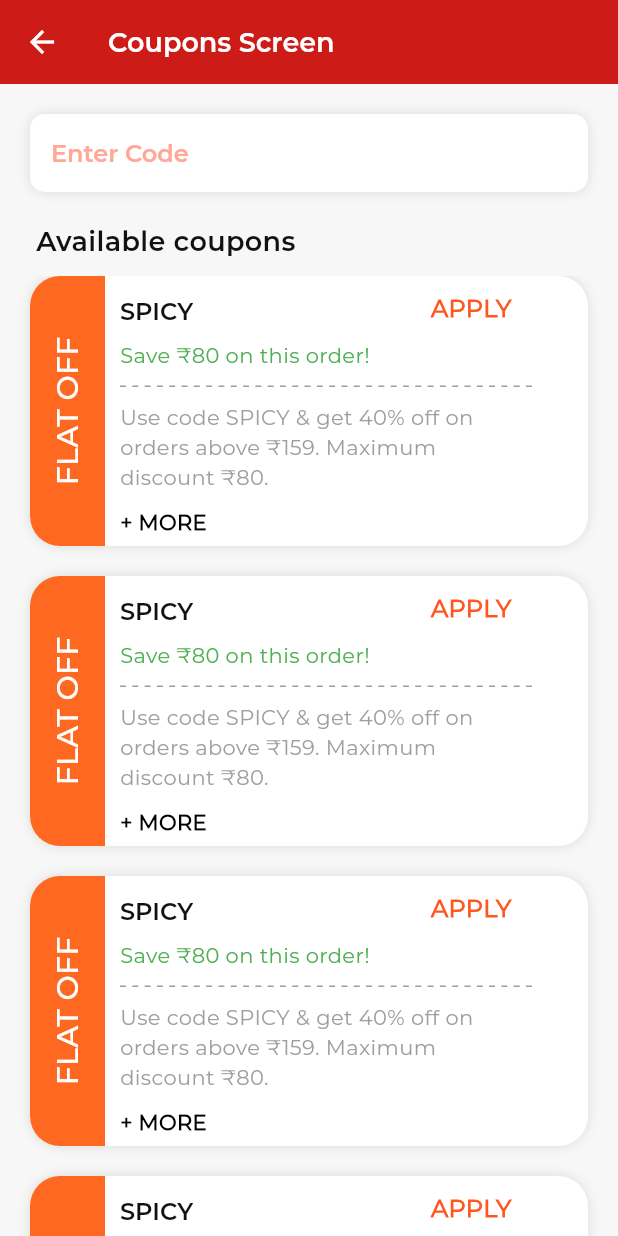
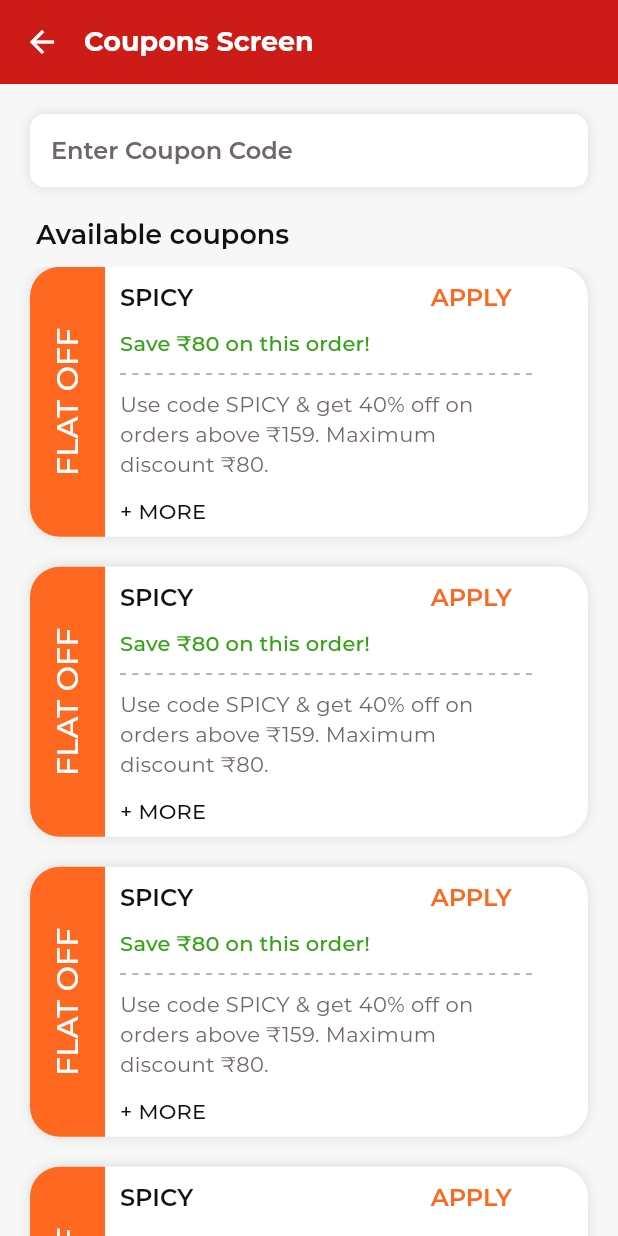
Before and after one commit to tulasireddytulasi/SpicyPickles, a Flutter app: the CouponsScreen screen opened directly, on a phone screen of 412 x 824 dp. Run offline on Flutter 3.47's test engine with Material 3 defaults, Android fonts, the phone set to English and light mode, and no system bars; our stand-ins replace flutter_svg, infinite_scroll_pagination.

Commit message:
Reused textstyle in Coupons screen UI

```diff
--- a/lib/core/theme/light_theme.dart
+++ b/lib/core/theme/light_theme.dart
@@ -27,7 +27,7 @@ class LightTheme implements AppTheme {
           secondaryContainer: AppColors.softOrange,
           surface: AppColors.lightGrey,
           background: AppColors.white,
-          error: AppColors.vibrantRed,
+          error: AppColors.vividOrange,
           onPrimary: AppColors.white,
           onSecondary: AppColors.grey,
           onSurface: AppColors.darkGrey,
@@ -36,8 +36,14 @@ class LightTheme implements AppTheme {
           brightness: Brightness.light,
         ),
         appBarTheme: const AppBarTheme(
+          titleSpacing: 0,
           backgroundColor: AppColors.vibrantRed,
           foregroundColor: AppColors.white,
+          titleTextStyle: TextStyle(
+            fontSize: 18,
+            fontFamily: 'MontserratBold',
+            color: AppColors.white,
+          ),
           iconTheme: IconThemeData(color: AppColors.white),
         ),
         buttonTheme: ButtonThemeData(
@@ -157,7 +163,7 @@ class LightTheme implements AppTheme {
             fontSize: 12,
             fontWeight: FontWeight.w500,
             fontFamily: 'MontserratMedium',
-            color: AppColors.salmonPink,
+            color: AppColors.darkGrey,
           ),
           focusColor: AppColors.white,
           enabledBorder: OutlineInputBorder(
--- a/lib/core/utils/app_colors.dart
+++ b/lib/core/utils/app_colors.dart
@@ -54,6 +54,7 @@ class AppColors {
   static const skyBlue = Color(0xFF9BACCE);
   static const purple = Color(0xFF9768C4);
   static const green = Color(0xFF7CC468);
+  static const darkGreen = Color(0xFF32A413);
   static const silver = Color(0xFFF1EFEF);
   static const silver2 = Color(0xFFE0DCDC);
   static const blueGrey200 = Color(0xFFB0BEC5);
--- a/lib/presentation/coupons_screen/coupon_card_widget.dart
+++ b/lib/presentation/coupons_screen/coupon_card_widget.dart
@@ -61,7 +61,6 @@ class _CouponCardState extends State<CouponCard> {
               child: Text(
                 widget.label,
                 style: context.textStyle?.titleMedium?.copyWith(color: AppColors.white, fontSize: 20),
-                //const TextStyle(fontSize: 20, color: Colors.white),
               ),
             ),
           ),
@@ -83,7 +82,6 @@ class _CouponCardState extends State<CouponCard> {
                       softWrap: true,
                       overflow: TextOverflow.ellipsis,
                       style: context.textStyle?.titleLarge?.copyWith(color: AppColors.black),
-                      //const TextStyle(fontSize: 16, fontWeight: FontWeight.bold),
                     ),
                   ),
                   SizedBox(width: screenWidth / 2.6),
@@ -93,11 +91,11 @@ class _CouponCardState extends State<CouponCard> {
                     },
                     child: Container(
                       margin: const EdgeInsets.only(top: 10, right: 10),
-                      child: const Text(
+                      child: Text(
                         "APPLY",
                         softWrap: true,
                         overflow: TextOverflow.ellipsis,
-                        style: TextStyle(fontSize: 16, color: Colors.deepOrange, fontWeight: FontWeight.bold),
+                        style: context.textStyle?.titleLarge?.copyWith(color: context.themeData.secondaryHeaderColor),
                       ),
                     ),
                   ),
@@ -108,10 +106,7 @@ class _CouponCardState extends State<CouponCard> {
                 widget.shortDescription,
                 softWrap: true,
                 overflow: TextOverflow.ellipsis,
-                style: const TextStyle(
-                  fontSize: 14,
-                  color: Colors.green,
-                ),
+                style: context.textStyle?.titleMedium?.copyWith(color: AppColors.darkGreen),
               ),
               const SizedBox(height: 10),
               SizedBox(
@@ -126,18 +121,15 @@ class _CouponCardState extends State<CouponCard> {
                   softWrap: true,
                   maxLines: 6,
                   overflow: TextOverflow.ellipsis,
-                  style: const TextStyle(
-                    fontSize: 14,
-                    color: Colors.grey,
-                  ),
+                  style: context.textStyle?.bodyMedium,
                 ),
               ),
               const SizedBox(height: 10),
               SizedBox(
                 width: screenWidth / 1.5,
-                child: const Text(
+                child: Text(
                   "+ MORE",
-                  style: TextStyle(fontSize: 14, color: Colors.black, fontWeight: FontWeight.bold),
+                  style: context.textStyle?.titleMedium?.copyWith(color: AppColors.black),
                 ),
               ),
             ],
--- a/lib/presentation/coupons_screen/coupons_screen.dart
+++ b/lib/presentation/coupons_screen/coupons_screen.dart
@@ -27,10 +27,7 @@ class _CouponsScreenState extends State<CouponsScreen> {
           onTap: () => Navigator.of(context).pop(),
           child: const Icon(Icons.arrow_back),
         ),
-        title: const Text(
-          "Coupons Screen",
-          style: TextStyle(fontSize: 18, color: AppColors.white),
-        ),
+        title: const Text("Coupons Screen"),
       ),
       body: SafeArea(
         child: Column(
@@ -53,17 +50,17 @@ class _CouponsScreenState extends State<CouponsScreen> {
                   ],
                 ),
                 child: TextFormField(
-                  style: const TextStyle(fontSize: 16, color: AppColors.black),
+                  style: context.textStyle?.titleLarge,
                   controller: _couponTextFieldController,
                   cursorColor: AppColors.black,
                   showCursor: true,
                   autofocus: false,
                   decoration: InputDecoration(
-                    hintText: "Enter Code",
-                    hintStyle: context.textStyle?.titleLarge?.copyWith(color: context.themeData.primaryColorLight),
+                    hintText: "Enter Coupon Code",
+                    hintStyle: context.textStyle?.titleLarge,
                     isDense: true,
                     contentPadding: const EdgeInsets.only(top: 10, bottom: 10, left: 0, right: 0),
-                    errorStyle: const TextStyle(fontSize: 14, color: Colors.deepOrange),
+                    errorStyle: context.textStyle?.bodyMedium?.copyWith(color: context.colorScheme?.error),
                     counterText: "",
                     enabledBorder: InputBorder.none,
                     border: InputBorder.none,
@@ -76,12 +73,11 @@ class _CouponsScreenState extends State<CouponsScreen> {
                           log("InValid");
                         }
                       },
-                      child: const Text(
+                      child: Text(
                         "APPLY",
-                        style: TextStyle(
-                            color: Colors.deepOrange,
-                            // fontFamily: MONTSERRAT_MEDIUM,
-                            fontSize: 14),
+                        style: context.textStyle?.labelLarge?.copyWith(
+                          color: context.colorScheme?.secondary,
+                        ),
                       ),
                     ),
                   ),
@@ -101,13 +97,9 @@ class _CouponsScreenState extends State<CouponsScreen> {
             Container(
               margin: const EdgeInsets.only(left: 24, right: 20, top: 20, bottom: 10),
               alignment: Alignment.topLeft,
-              child: const Text(
+              child: Text(
                 "Available coupons",
-                style: TextStyle(
-                  fontSize: 18,
-                  color: AppColors.black,
-                  fontFamily: "MontserratSemiBold",
-                ),
+                style: context.textStyle?.titleLarge?.copyWith(color: AppColors.black, fontSize: 18),
               ),
             ),
             Expanded(
--- a/lib/presentation/home/widget/app_bar.dart
+++ b/lib/presentation/home/widget/app_bar.dart
@@ -18,7 +18,9 @@ class _HomeAppBarState extends State<HomeAppBar> {
     return AppBar(
       elevation: 0,
       backgroundColor: AppColors.vibrantRed.withOpacity(0.8),
-      title: Column(
+      title: Padding(
+        padding: const EdgeInsets.only(left: 20.0),
+        child: Column(
           crossAxisAlignment: CrossAxisAlignment.start,
           mainAxisAlignment: MainAxisAlignment.start,
           children: [
@@ -45,6 +47,7 @@ class _HomeAppBarState extends State<HomeAppBar> {
             ),
           ],
         ),
+      ),
       centerTitle: false,
       actions: [
         Padding(
```
Lines whose indentation alone changed are shown as unchanged.
